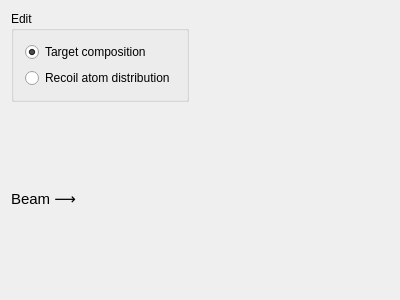
Old version of the form ui_files/ui_target_widget.ui in the repository JYU-IBA/potku.
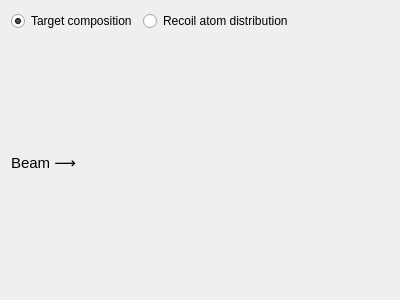
New version of the form.

Patch:
```diff
--- a/ui_files/ui_target_widget.ui
+++ b/ui_files/ui_target_widget.ui
@@ -13,16 +13,13 @@
   <property name="windowTitle">
    <string>TargetWidget</string>
   </property>
+  <property name="styleSheet">
+   <string notr="true"/>
+  </property>
   <layout class="QVBoxLayout" name="verticalLayout">
    <item>
     <layout class="QHBoxLayout" name="horizontalLayout_2">
      <item>
-      <widget class="QGroupBox" name="groupBox">
-       <property name="title">
-        <string>Edit</string>
-       </property>
-       <layout class="QVBoxLayout" name="verticalLayout_2">
-        <item>
          <widget class="QRadioButton" name="targetRadioButton">
           <property name="text">
            <string>Target composition</string>
@@ -39,9 +36,6 @@
           </property>
          </widget>
         </item>
-       </layout>
-      </widget>
-     </item>
      <item>
       <spacer name="horizontalSpacer">
        <property name="orientation">
@@ -59,6 +53,9 @@
    </item>
    <item>
     <layout class="QHBoxLayout" name="horizontalLayout">
+     <property name="spacing">
+      <number>0</number>
+     </property>
      <item>
       <widget class="QLabel" name="label">
        <property name="font">
@@ -66,6 +63,9 @@
          <pointsize>11</pointsize>
         </font>
        </property>
+       <property name="styleSheet">
+        <string notr="true"/>
+       </property>
        <property name="text">
         <string>Beam ⟶</string>
        </property>
```
Lines whose indentation alone changed are shown as unchanged.
